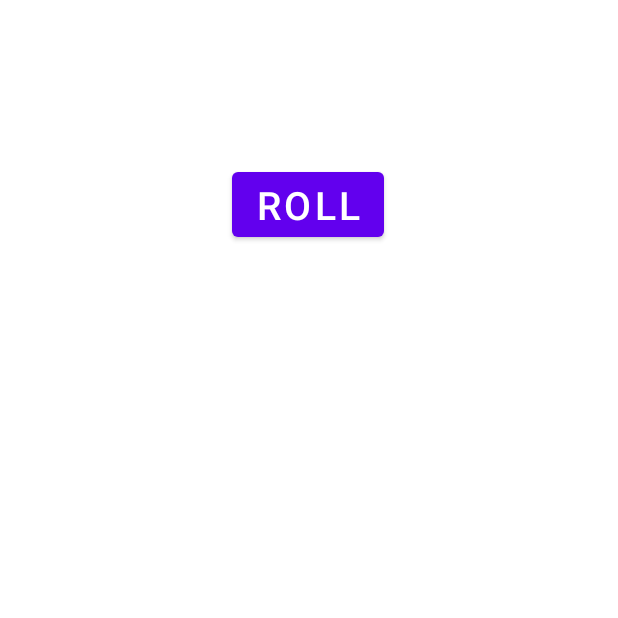
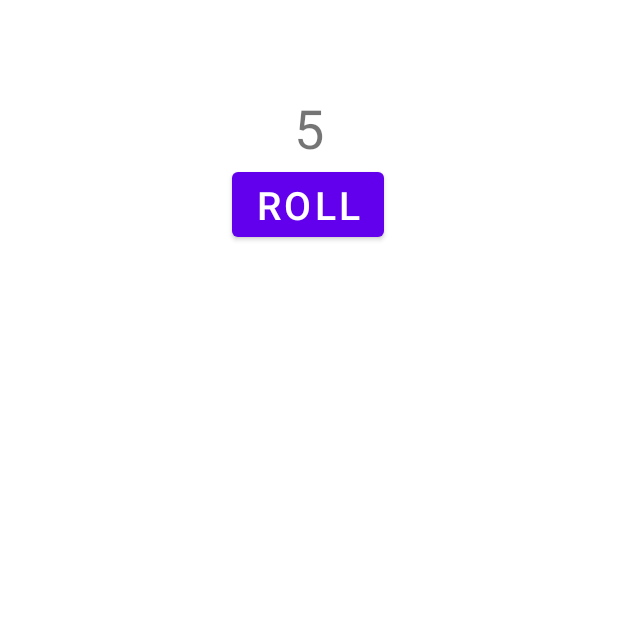
Before and after one commit to Deep3543/DiceRoller, an Android app: the screen it shows after launch (MainActivity), after a tap on "ROLL", on a phone screen of 412 x 824 dp, the part 533-1151 px from its top. Run offline under Robolectric (Android 15) with nearby library versions, the phone set to English and light mode, and no system bars.

```diff
--- a/app/src/main/java/com/example/diceroller/MainActivity.kt
+++ b/app/src/main/java/com/example/diceroller/MainActivity.kt
@@ -2,6 +2,7 @@ package com.example.diceroller
 
 import android.os.Bundle
 import android.widget.Button
+import android.widget.TextView
 import androidx.appcompat.app.AppCompatActivity
 
 class MainActivity : AppCompatActivity() {
@@ -18,11 +19,19 @@ class MainActivity : AppCompatActivity() {
     }
 
     private fun rollDice() {
-        TODO("Not yet implemented")
+        // create dice object with 6 sides
+        val dice = Dice(6)
+        // roll the dice to generate random number
+        val diceRoll = dice.roll()
+        // fetch textView by Id to resultTextView
+        val resultTextView: TextView = findViewById(R.id.textView2)
+        // assign value of the text of the textView to rolled number by converting it
+        // to string using toString
+        resultTextView.text = diceRoll.toString()
     }
 
     // Dice class to implement Rolling Dice logic
-    class Dice(val numSides:Int){
+    class Dice(private val numSides:Int){
         fun roll(): Int {
             return (1..numSides).random()
         }
```
